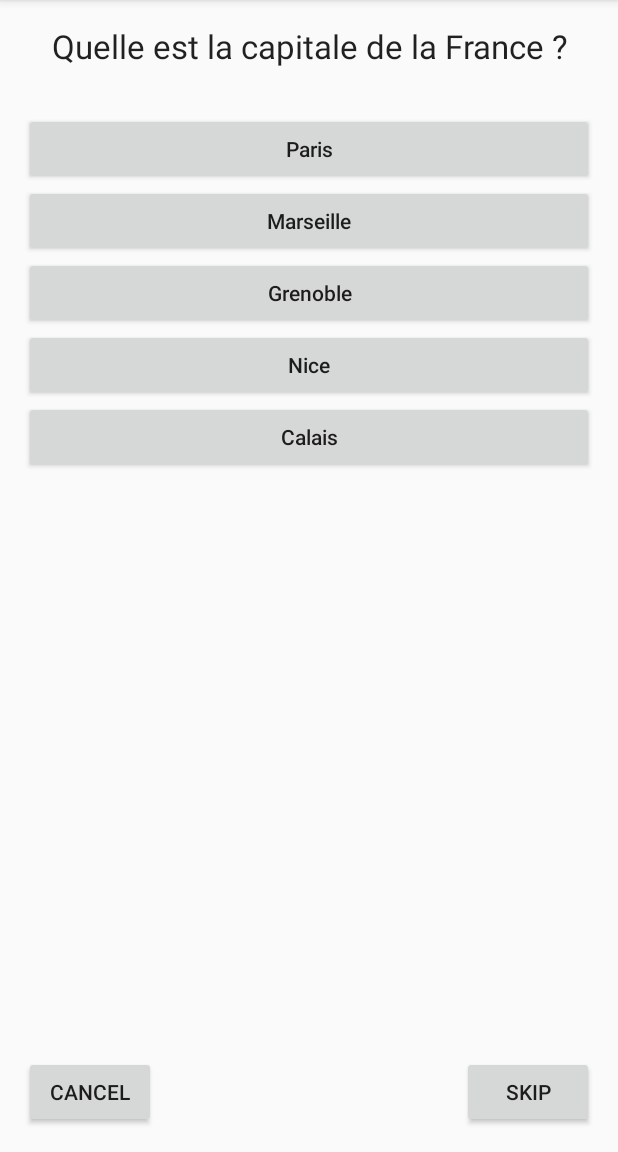
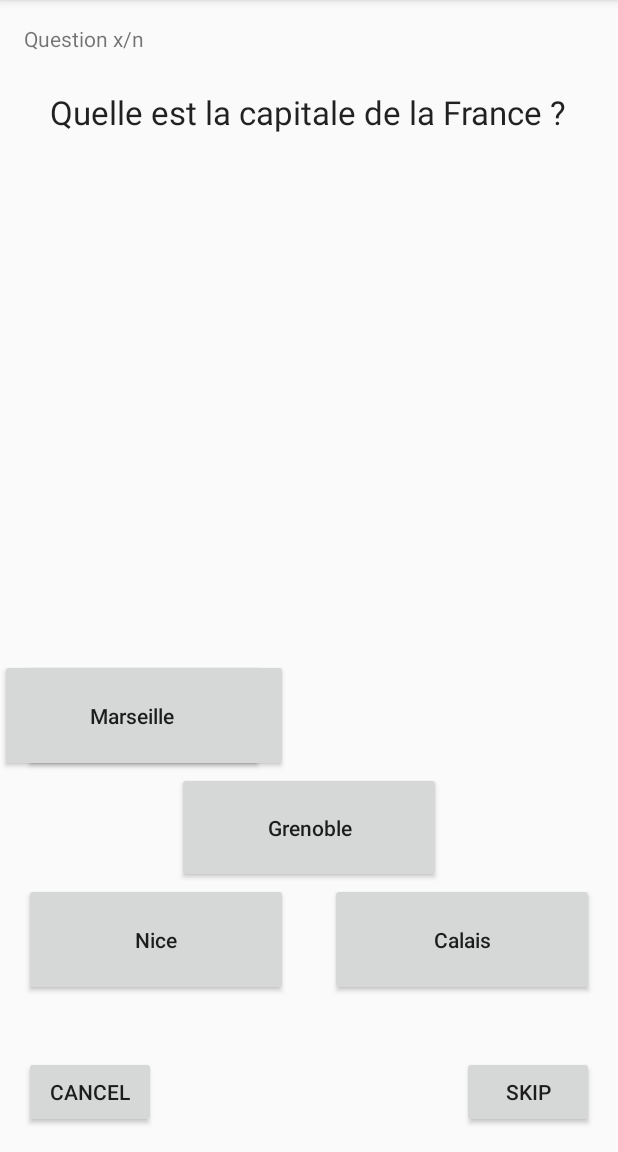
Before and after one commit to melvinschultz/FiveHockk, an Android app: the QuestionActivity screen opened directly, with no data from a screen before it, on a phone screen of 412 x 824 dp, the part 84-1236 px from its top. Run offline under Robolectric (Android 15) with nearby library versions, the phone set to English and light mode, and no system bars.

Commit message:
Design Question page

```diff
--- a/app/src/main/java/net/schultzoss_montpellier/melvin/fivehock/LoginActivity.java
+++ b/app/src/main/java/net/schultzoss_montpellier/melvin/fivehock/LoginActivity.java
@@ -104,7 +104,7 @@ public class LoginActivity extends AppCompatActivity {
                                         Toast.makeText(LoginActivity.this, "Authentication failed", Toast.LENGTH_SHORT).show();
                                     }
                                 } else {
-                                    Intent intent = new Intent(LoginActivity.this, UserAccountActivity.class);
+                                    Intent intent = new Intent(LoginActivity.this, AccueilActivity.class);
                                     startActivity(intent);
                                     finish();
                                 }
--- a/app/src/main/res/layout/activity_question.xml
+++ b/app/src/main/res/layout/activity_question.xml
@@ -1,92 +1,112 @@
 <?xml version="1.0" encoding="utf-8"?>
-<RelativeLayout xmlns:android="http://schemas.android.com/apk/res/android"
+<android.support.constraint.ConstraintLayout xmlns:android="http://schemas.android.com/apk/res/android"
+    xmlns:app="http://schemas.android.com/apk/res-auto"
     xmlns:tools="http://schemas.android.com/tools"
     android:id="@+id/activity_question"
     android:layout_width="match_parent"
     android:layout_height="match_parent"
-    android:paddingBottom="@dimen/activity_vertical_margin"
-    android:paddingLeft="@dimen/activity_horizontal_margin"
-    android:paddingRight="@dimen/activity_horizontal_margin"
-    android:paddingTop="@dimen/activity_vertical_margin"
     tools:context="net.schultzoss_montpellier.melvin.fivehock.QuestionActivity">
 
     <TextView
+        android:text="Question x/n"
+        android:layout_width="192dp"
+        android:layout_height="36dp"
+        android:id="@+id/textView3"
+        android:layout_marginStart="16dp"
+        app:layout_constraintLeft_toLeftOf="parent"
+        android:layout_marginTop="16dp"
+        app:layout_constraintTop_toTopOf="parent" />
+
+    <TextView
         android:text="Question 1 ?"
-        android:layout_width="wrap_content"
-        android:layout_height="wrap_content"
-        android:layout_alignParentTop="true"
-        android:layout_alignParentStart="true"
+        android:layout_width="352dp"
+        android:layout_height="95dp"
         android:id="@+id/textViewQuestion"
-        android:layout_alignParentEnd="true"
         android:textAppearance="@style/TextAppearance.AppCompat.Large"
         android:textAlignment="center"
-        android:textAllCaps="false" />
+        android:textAllCaps="false"
+        android:layout_marginStart="16dp"
+        app:layout_constraintLeft_toLeftOf="parent"
+        android:layout_marginEnd="16dp"
+        app:layout_constraintRight_toRightOf="parent"
+        app:layout_constraintHorizontal_bias="0.46"
+        android:layout_marginTop="8dp"
+        app:layout_constraintTop_toBottomOf="@+id/textView3" />
 
     <Button
-        android:text="Answer 1"
-        android:layout_width="wrap_content"
-        android:layout_height="wrap_content"
+        android:text="@string/answer_1"
+        android:layout_width="176dp"
+        android:layout_height="75dp"
         android:id="@+id/buttonAnswerOne"
-        android:layout_below="@+id/textViewQuestion"
-        android:layout_alignParentStart="true"
-        android:layout_marginTop="30dp"
-        android:layout_alignParentEnd="true"
         android:textAlignment="center"
-        android:textAllCaps="false" />
+        android:textAllCaps="false"
+        android:layout_marginStart="16dp"
+        app:layout_constraintLeft_toLeftOf="parent"
+        app:layout_constraintBottom_toTopOf="@+id/buttonAnswerThree" />
 
     <Button
         android:text="Answer 2"
-        android:layout_width="wrap_content"
-        android:layout_height="wrap_content"
-        android:layout_below="@+id/buttonAnswerOne"
-        android:layout_alignParentStart="true"
+        android:layout_width="176dp"
+        android:layout_height="75dp"
         android:id="@+id/buttonAnswerTwo"
-        android:layout_alignParentEnd="true"
-        android:textAllCaps="false" />
+        android:textAllCaps="false"
+        tools:layout_editor_absoluteX="192dp"
+        app:layout_constraintBottom_toTopOf="@+id/buttonAnswerThree" />
 
     <Button
         android:text="Answer 3"
-        android:layout_width="wrap_content"
-        android:layout_height="wrap_content"
+        android:layout_width="176dp"
+        android:layout_height="74dp"
         android:id="@+id/buttonAnswerThree"
-        android:layout_below="@+id/buttonAnswerTwo"
-        android:layout_alignParentStart="true"
-        android:layout_alignParentEnd="true"
-        android:textAllCaps="false" />
+        android:textAllCaps="false"
+        android:layout_marginStart="16dp"
+        app:layout_constraintLeft_toLeftOf="parent"
+        android:layout_marginEnd="16dp"
+        app:layout_constraintRight_toRightOf="parent"
+        app:layout_constraintBottom_toTopOf="@+id/buttonAnswerFive" />
 
     <Button
         android:text="Answer 4"
-        android:layout_width="wrap_content"
-        android:layout_height="wrap_content"
-        android:layout_below="@+id/buttonAnswerThree"
-        android:layout_alignParentStart="true"
+        android:layout_width="176dp"
+        android:layout_height="75dp"
         android:id="@+id/buttonAnswerFour"
-        android:layout_alignParentEnd="true"
-        android:textAllCaps="false" />
+        android:textAllCaps="false"
+        android:layout_marginStart="16dp"
+        app:layout_constraintLeft_toLeftOf="parent"
+        app:layout_constraintBottom_toBottomOf="parent"
+        android:layout_marginBottom="104dp" />
 
     <Button
         android:text="Answer 5"
-        android:layout_width="wrap_content"
-        android:layout_height="wrap_content"
-        android:layout_below="@+id/buttonAnswerFour"
-        android:layout_alignParentStart="true"
+        android:layout_width="176dp"
+        android:layout_height="75dp"
         android:id="@+id/buttonAnswerFive"
-        android:layout_alignParentEnd="true"
-        android:textAllCaps="false" />
+        android:textAllCaps="false"
+        app:layout_constraintRight_toRightOf="parent"
+        android:layout_marginEnd="16dp"
+        app:layout_constraintBottom_toBottomOf="parent"
+        android:layout_marginBottom="104dp" />
 
     <Button
         android:text="Cancel"
         android:layout_width="wrap_content"
         android:layout_height="wrap_content"
-        android:layout_alignParentBottom="true"
-        android:layout_alignParentStart="true"
-        android:id="@+id/buttonCancel" />
+        android:id="@+id/buttonCancel"
+        android:layout_marginStart="16dp"
+        app:layout_constraintLeft_toLeftOf="parent"
+        app:layout_constraintHorizontal_bias="0.0"
+        app:layout_constraintRight_toLeftOf="@+id/buttonSkip"
+        android:layout_marginEnd="8dp"
+        app:layout_constraintBottom_toBottomOf="parent"
+        android:layout_marginBottom="16dp" />
 
     <Button
         android:text="Skip"
         android:layout_width="wrap_content"
         android:layout_height="wrap_content"
-        android:layout_alignParentBottom="true"
-        android:layout_alignParentEnd="true"
-        android:id="@+id/buttonSkip" />
-</RelativeLayout>
+        android:id="@+id/buttonSkip"
+        android:layout_marginEnd="16dp"
+        app:layout_constraintRight_toRightOf="parent"
+        app:layout_constraintBottom_toBottomOf="parent"
+        android:layout_marginBottom="16dp" />
+</android.support.constraint.ConstraintLayout>
--- a/app/src/main/res/values/strings.xml
+++ b/app/src/main/res/values/strings.xml
@@ -3,4 +3,5 @@
     <string name="add_a_question">ADD A QUESTION</string>
     <string name="correct_questions">CORRECT QUESTIONS</string>
     <string name="start_a_quiz">START A QUIZ</string>
+    <string name="answer_1">Answer 1</string>
 </resources>
```
